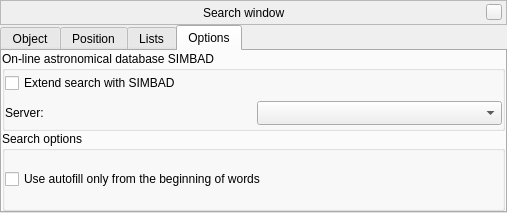
519984307/stellarium_src, file src/gui/searchDialogGui.ui: the form before one commit.
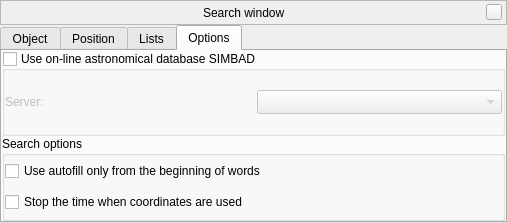
The form after the commit. The open tabs and pages were chosen to show the change. Custom widgets are drawn as their Qt base class.

Commit message: Fixes and improvements for Search Tool

What changed in the file:
```diff
--- a/src/gui/searchDialogGui.ui
+++ b/src/gui/searchDialogGui.ui
@@ -7,7 +7,7 @@
     <x>0</x>
     <y>0</y>
     <width>507</width>
-    <height>213</height>
+    <height>223</height>
    </rect>
   </property>
   <property name="sizePolicy">
@@ -871,7 +871,16 @@
        <item>
         <widget class="QGroupBox" name="simbadGroupBox">
          <property name="title">
-          <string>On-line astronomical database SIMBAD</string>
+          <string>Use on-line astronomical database SIMBAD</string>
+         </property>
+         <property name="flat">
+          <bool>true</bool>
+         </property>
+         <property name="checkable">
+          <bool>true</bool>
+         </property>
+         <property name="checked">
+          <bool>false</bool>
          </property>
          <layout class="QVBoxLayout" name="verticalLayout_5">
           <property name="leftMargin">
@@ -886,13 +895,6 @@
           <property name="bottomMargin">
            <number>0</number>
           </property>
-          <item>
-           <widget class="QCheckBox" name="checkBoxUseSimbad">
-            <property name="text">
-             <string>Extend search with SIMBAD</string>
-            </property>
-           </widget>
-          </item>
           <item>
            <layout class="QHBoxLayout" name="horizontalLayout_2">
             <item>
@@ -957,6 +959,13 @@
             </property>
            </widget>
           </item>
+          <item>
+           <widget class="QCheckBox" name="checkBoxStopTime">
+            <property name="text">
+             <string>Stop the time when coordinates are used</string>
+            </property>
+           </widget>
+          </item>
          </layout>
         </widget>
        </item>
```
The commit also changes 3 other files.
